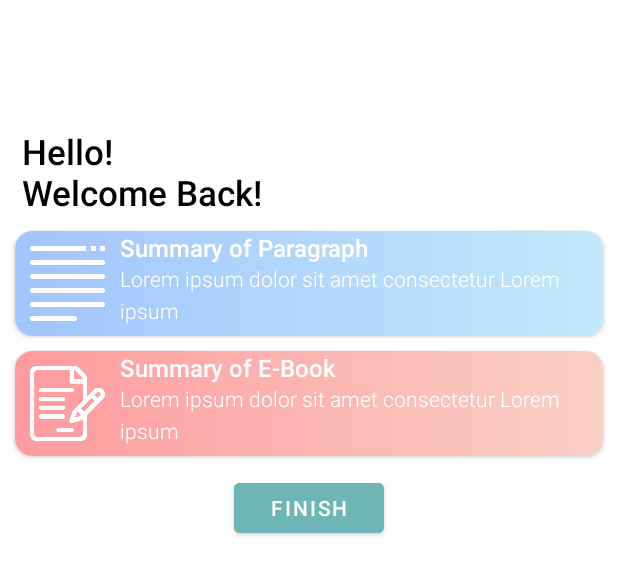
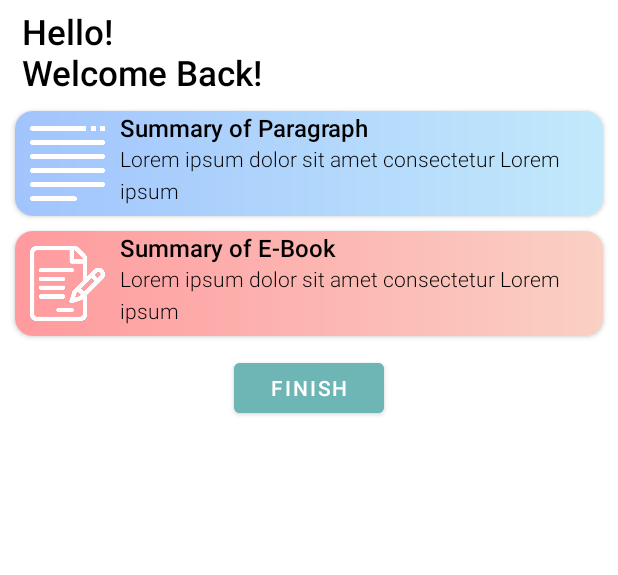
Before and after one commit to Atfssene/FRASA, an Android app: the layout activity_summary.xml on its own in the app's theme, with its tools: preview values and no code run, on a phone screen of 412 x 824 dp. Shown: the top 575 px of the screen. Run offline under Robolectric (Android 15) with nearby library versions, the phone set to English and light mode, and no system bars.

Commit message:
perbaiki ui

```diff
--- a/app/src/main/java/com/example/frasa/source/local/Session.kt
+++ b/app/src/main/java/com/example/frasa/source/local/Session.kt
@@ -46,6 +46,11 @@ class Session (context: Context) {
     get() = sp.getString(PREF_TOKEN, "")
     set(value) = spe.putString(PREF_TOKEN, value).apply()
 
+    var isFirstTime: Boolean
+    get() = sp.getBoolean(PREF_FIRST, true)
+    set(value) = spe.putBoolean(PREF_FIRST, value).apply()
+
+
 
 
     companion object{
@@ -56,5 +61,6 @@ class Session (context: Context) {
         private const val PREF_SUMMARY = "summary text"
         private const val PREF_PARAGRAF = "paragraf"
         private const val PREF_TOKEN = "token"
+        private const val PREF_FIRST = "first"
     }
 }
--- a/app/src/main/res/layout/activity_summary.xml
+++ b/app/src/main/res/layout/activity_summary.xml
@@ -14,9 +14,7 @@
         android:layout_width="match_parent"
         android:layout_height="wrap_content"
         android:orientation="vertical"
-        android:layout_marginTop="80dp"
         android:elevation="20dp">
-
 
     <TextView
         android:id="@+id/title"
@@ -61,7 +59,7 @@
                 android:layout_width="wrap_content"
                 android:layout_height="wrap_content"
                 android:fontFamily="sans-serif-light"
-                android:textColor="@color/white"
+                android:textColor="@color/black"
                 android:lineSpacingExtra="5sp"
                 android:textStyle="bold"
                 android:textSize="16sp"
@@ -73,7 +71,7 @@
                 android:layout_width="wrap_content"
                 android:layout_height="wrap_content"
                 android:fontFamily="sans-serif-light"
-                android:textColor="@color/white"
+                android:textColor="@color/black"
                 android:lineSpacingExtra="5sp"
                 android:textSize="14sp"
                 android:layout_toRightOf="@id/iv_paragraph"
@@ -115,7 +113,7 @@
                 android:layout_width="wrap_content"
                 android:layout_height="wrap_content"
                 android:fontFamily="sans-serif-light"
-                android:textColor="@color/white"
+                android:textColor="@color/black"
                 android:lineSpacingExtra="5sp"
                 android:textStyle="bold"
                 android:textSize="16sp"
@@ -127,7 +125,7 @@
                 android:layout_width="wrap_content"
                 android:layout_height="wrap_content"
                 android:fontFamily="sans-serif-light"
-                android:textColor="@color/white"
+                android:textColor="@color/black"
                 android:lineSpacingExtra="5sp"
                 android:textSize="14sp"
                 android:layout_toRightOf="@id/iv_summary"
```
Also changed, not shown: app/src/main/java/com/example/frasa/ui/splashscreen/SplashScreenActivity.kt (+9 -1 lines), app/src/main/java/com/example/frasa/ui/test/OnClickBoardingListener.kt (added, +7 -0 lines), app/src/main/java/com/example/frasa/ui/test/Question1Fragment.kt (+13 -0 lines), app/src/main/java/com/example/frasa/ui/test/Question2Fragment.kt (+12 -0 lines), app/src/main/java/com/example/frasa/ui/test/Question3Fragment.kt (+12 -0 lines), app/src/main/java/com/example/frasa/ui/test/Question4Fragment.kt (+12 -0 lines), app/src/main/java/com/example/frasa/ui/test/Question5Fragment.kt (+13 -2 lines), app/src/main/java/com/example/frasa/ui/test/QuestionActivity.kt (+24 -2 lines).
